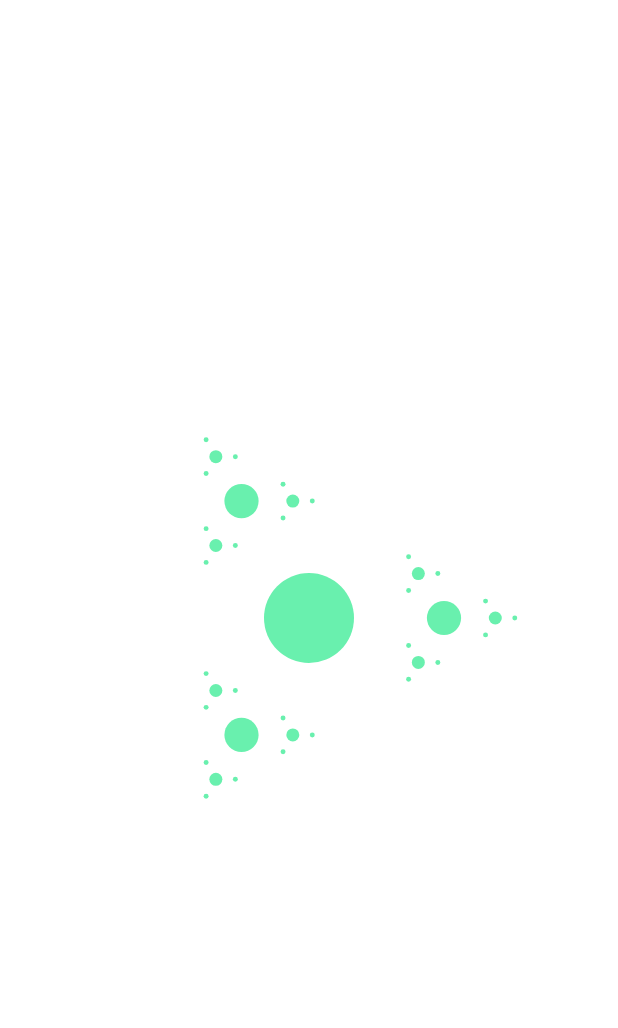
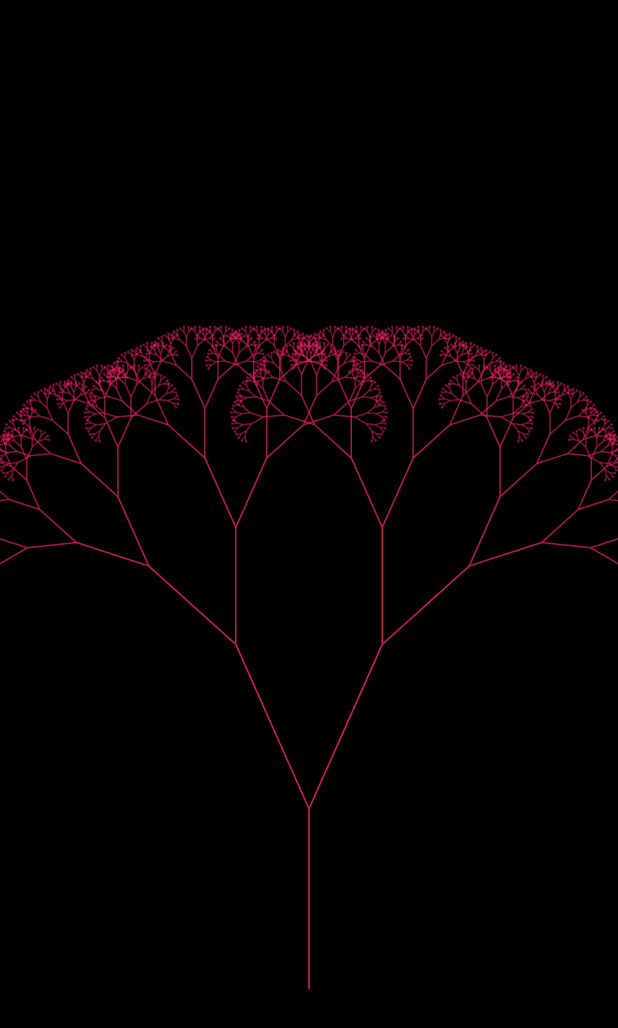
Before and after one commit to atulya-kairati/flutter_animation, a Flutter app: the screen it shows after launch, on a phone screen of 412 x 824 dp. Shown: the top 1028 px of the screen. Run offline on Flutter 3.47's test engine with Material 2 defaults, Android fonts, the light colour scheme and no system bars.

Commit message:
flower bloom

```diff
--- a/moving_arts/lib/main.dart
+++ b/moving_arts/lib/main.dart
@@ -1,4 +1,5 @@
 import 'package:flutter/material.dart';
+import 'package:moving_arts/pages/blooming_flower/blooming_flower_page.dart';
 import 'package:moving_arts/pages/moving_blob_field/moving_blob_page.dart';
 
 // import 'pages/moving_particle/moving_particles_page.dart';
@@ -15,7 +16,7 @@ class MyApp extends StatelessWidget {
     return MaterialApp(
       title: 'Moving Art',
       theme: ThemeData.dark(),
-      home: const MovingBlobPage(),
+      home: const BloomFlowerPage(),
     );
   }
 }
--- /dev/null
+++ b/moving_arts/lib/pages/blooming_flower/blooming_flower_page.dart
@@ -0,0 +1,54 @@
+import 'package:flutter/material.dart';
+import 'package:moving_arts/pages/blooming_flower/flower_painter.dart';
+
+class BloomFlowerPage extends StatefulWidget {
+  const BloomFlowerPage({super.key});
+
+  @override
+  State<BloomFlowerPage> createState() => _BloomFlowerPageState();
+}
+
+class _BloomFlowerPageState extends State<BloomFlowerPage>
+    with SingleTickerProviderStateMixin {
+  late AnimationController _controller;
+  late Animation<double> _animation;
+
+  @override
+  void initState() {
+    super.initState();
+    _controller =
+        AnimationController(vsync: this, duration: const Duration(seconds: 3));
+
+    _animation = Tween<double>(
+      begin: 0,
+      end: 24,
+
+    ).animate(CurvedAnimation(parent: _controller, curve: Curves.fastEaseInToSlowEaseOut));
+
+    _controller
+      ..forward();
+      // ..repeat(reverse: true);
+  }
+
+  @override
+  void dispose() {
+    _controller.dispose();
+    super.dispose();
+  }
+
+  @override
+  Widget build(BuildContext context) {
+    return Scaffold(
+      backgroundColor: Colors.black,
+      body: AnimatedBuilder(
+        animation: _animation,
+        builder: (context, child) {
+          return CustomPaint(
+            size: const Size(double.infinity, double.infinity),
+            painter: FlowerPainter(_animation.value),
+          );
+        },
+      ),
+    );
+  }
+}
--- a/moving_arts/lib/utils/color_gen.dart
+++ b/moving_arts/lib/utils/color_gen.dart
@@ -13,4 +13,26 @@ class ColorGen {
       rand.nextInt(256),
     );
   }
+
+  static Color getRandomPrettyColor() {
+    final random = Random();
+
+    final alpha = random.nextDouble();
+    final double hue = random.nextInt(360 + 1).toDouble();
+    const saturation = 0.5;
+    const value = 0.9;
+
+    final hsv = HSVColor.fromAHSV(alpha, hue, saturation, value);
+
+    return hsv.toColor();
+  }
+
+  static Color getColorFromAHSV({
+    double a = 1,
+    required double h,
+    required double s,
+    required double v,
+  }) {
+    return HSVColor.fromAHSV(a, h, s, v).toColor();
+  }
 }
--- /dev/null
+++ b/moving_arts/lib/utils/line.dart
@@ -0,0 +1,15 @@
+import 'package:flutter/material.dart';
+
+class Line {
+  final Offset start;
+  final Offset end;
+  final Color color;
+  final double width;
+
+  Line({
+    required this.start,
+    required this.end,
+    this.color = Colors.white,
+    this.width = 2,
+  });
+}
--- a/moving_arts/lib/utils/math_utils.dart
+++ b/moving_arts/lib/utils/math_utils.dart
@@ -6,4 +6,8 @@ class MathUtils {
   static Offset polarToCartesian(double r, double theta) {
     return Offset(r * cos(theta), r * sin(theta));
   }
+
+  static double degreeToRadians(double degree) {
+    return degree * pi / 180;
+  }
 }
```
Also changed, not shown: moving_arts/lib/pages/blooming_flower/flower_painter.dart (added, +87 -0 lines), moving_arts/pubspec.lock.
